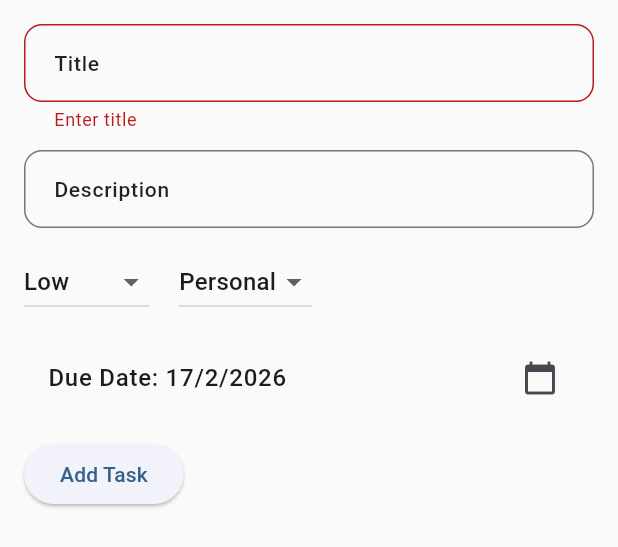
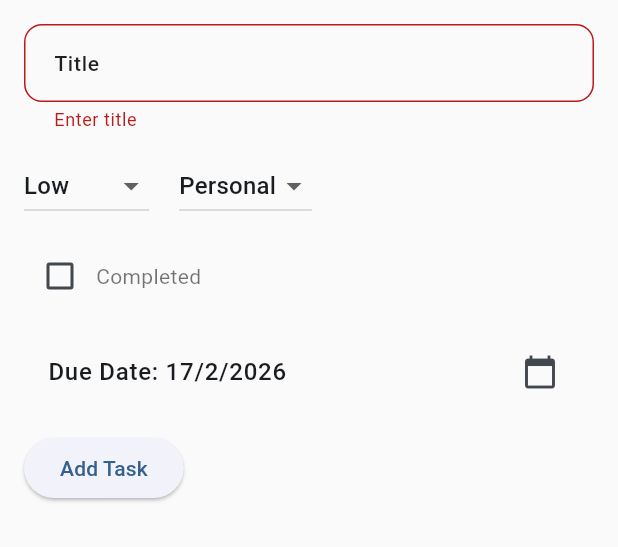
Before and after one commit to NibinBiju/lucidplus_machine_task, a Flutter app: the AddTaskBottomSheet widget shown alone on an empty page, opened directly, after a tap on "Add Task", on a phone screen of 412 x 824 dp. Shown: the top 547 px of the screen. Run offline on Flutter 3.47's test engine with Material 3 defaults, Android fonts, the phone set to English and light mode, and no system bars; our stand-ins replace bloc, cloud_firestore, connectivity_plus, dartz, dio, firebase_auth and 4 more; accounts and stored records are empty; network calls fail.

Commit message:
Refactor task management feature: restructure codebase to improve organization and maintainability
- Deleted old task model, repository, source, entity, and use case files.
- Created new task model, repository, source, entity, and use case files under a new directory structure.
- Implemented task addition and updating functionality in the new structure.
- Updated task page UI to support task editing and improved task management flow.
- Enhanced state management for adding and updating tasks using Bloc pattern.

```diff
--- a/lib/core/network/dio_client.dart
+++ b/lib/core/network/dio_client.dart
@@ -1,4 +1,5 @@
 import 'package:dio/dio.dart';
+import 'package:lucidplus_machine_task/core/network/dio_interceptors.dart';
 
 class DioClient {
   late final Dio dio;
@@ -13,19 +14,6 @@ class DioClient {
       ),
     );
 
-    dio.interceptors.add(
-      InterceptorsWrapper(
-        onRequest: (options, handler) {
-          // You can log here
-          return handler.next(options);
-        },
-        onResponse: (response, handler) {
-          return handler.next(response);
-        },
-        onError: (DioException e, handler) {
-          return handler.next(e);
-        },
-      ),
-    );
+    dio.interceptors.add(AppInterceptors());
   }
 }
--- a/lib/features/task/data/model/task_model.dart
+++ b/lib/features/tasks/data/model/task_model.dart
@@ -1,4 +1,4 @@
-import 'package:lucidplus_machine_task/features/task/domain/entity/task_entity.dart';
+import 'package:lucidplus_machine_task/features/tasks/domain/entity/task_entity.dart';
 
 class TaskModel extends TaskEntity {
   TaskModel({
@@ -8,6 +8,7 @@ class TaskModel extends TaskEntity {
     required super.dueDate,
     required super.isCompleted,
     required super.createdDate,
+    super.id,
   });
 
   factory TaskModel.fromJson(Map<String, dynamic> json) {
@@ -19,6 +20,7 @@ class TaskModel extends TaskEntity {
       dueDate: DateTime.tryParse(json['due_date'] ?? '') ?? DateTime.now(),
       createdDate:
           DateTime.tryParse(json['created_at'] ?? '') ?? DateTime.now(),
+      id: json['id'] ?? 0,
     );
   }
 
@@ -30,6 +32,7 @@ class TaskModel extends TaskEntity {
       'priority': priority,
       'category': category,
       'created_at': createdDate.toIso8601String(),
+      'id': id,
     };
   }
 }
--- a/lib/features/task/domain/entity/task_entity.dart
+++ b/lib/features/tasks/domain/entity/task_entity.dart
@@ -1,4 +1,5 @@
 class TaskEntity {
+  final int? id;
   final String title;
   final bool isCompleted;
   final DateTime dueDate;
@@ -13,5 +14,6 @@ class TaskEntity {
     required this.priority,
     required this.category,
     DateTime? createdDate,
+    this.id,
   }) : createdDate = createdDate ?? DateTime.now();
 }
--- a/lib/features/task/domain/repository/task_repository.dart
+++ b/lib/features/tasks/domain/repository/task_repository.dart
@@ -1,5 +1,5 @@
 import 'package:dartz/dartz.dart';
-import 'package:lucidplus_machine_task/features/task/domain/entity/task_entity.dart';
+import 'package:lucidplus_machine_task/features/tasks/domain/entity/task_entity.dart';
 
 abstract class TaskRepository {
   Future<List<TaskEntity>> fetchTasks({
@@ -9,4 +9,6 @@ abstract class TaskRepository {
   });
 
   Future<Either> addTask(String userId, TaskEntity task);
+
+  Future<Either> updateTask(String userId, int taskId, Map<String, dynamic> data);
 }
--- a/lib/features/task/domain/usecase/add_task_usecase.dart
+++ b/lib/features/tasks/domain/usecase/add_task_usecase.dart
@@ -1,6 +1,6 @@
 import 'package:dartz/dartz.dart';
-import 'package:lucidplus_machine_task/features/task/domain/entity/task_entity.dart';
-import 'package:lucidplus_machine_task/features/task/domain/repository/task_repository.dart';
+import 'package:lucidplus_machine_task/features/tasks/domain/entity/task_entity.dart';
+import 'package:lucidplus_machine_task/features/tasks/domain/repository/task_repository.dart';
 
 class AddTaskUsecase {
   final TaskRepository repository;
--- a/lib/features/task/presentation/cubit/add_task_cubit.dart
+++ b/lib/features/tasks/presentation/cubit/add_task_cubit.dart
@@ -1,6 +1,6 @@
 import 'package:flutter_bloc/flutter_bloc.dart';
-import 'package:lucidplus_machine_task/features/task/domain/entity/task_entity.dart';
-import 'package:lucidplus_machine_task/features/task/presentation/cubit/add_task_state.dart';
+import 'package:lucidplus_machine_task/features/tasks/domain/entity/task_entity.dart';
+import 'package:lucidplus_machine_task/features/tasks/presentation/cubit/add_task_state.dart';
 import '../../domain/repository/task_repository.dart';
 
 class AddTaskCubit extends Cubit<AddTaskState> {
--- a/lib/features/task/presentation/cubit/task_cubit.dart
+++ b/lib/features/tasks/presentation/cubit/task_cubit.dart
@@ -1,5 +1,5 @@
 import 'package:flutter_bloc/flutter_bloc.dart';
-import 'package:lucidplus_machine_task/features/task/domain/entity/task_entity.dart';
+import 'package:lucidplus_machine_task/features/tasks/domain/entity/task_entity.dart';
 import '../../domain/repository/task_repository.dart';
 
 part 'task_state.dart';
--- /dev/null
+++ b/lib/features/tasks/presentation/cubit/update_task_cubit.dart
@@ -0,0 +1,28 @@
+import 'package:flutter_bloc/flutter_bloc.dart';
+import '../../domain/entity/task_entity.dart';
+import '../../domain/repository/task_repository.dart';
+
+part 'update_task_state.dart';
+
+class UpdateTaskCubit extends Cubit<UpdateTaskState> {
+  final TaskRepository repository;
+  final String userId;
+
+  UpdateTaskCubit({required this.repository, required this.userId})
+    : super(UpdateTaskInitial());
+
+  Future<void> updateTask(TaskEntity task) async {
+    try {
+      emit(UpdateTaskLoading());
+
+      await repository.updateTask(userId, task.id ?? 0, {
+        'is_completed': task.isCompleted,
+        'priority': task.priority,
+      });
+
+      emit(UpdateTaskSuccess());
+    } catch (e) {
+      emit(UpdateTaskError(message: e.toString()));
+    }
+  }
+}
--- /dev/null
+++ b/lib/features/tasks/presentation/cubit/update_task_state.dart
@@ -0,0 +1,14 @@
+part of 'update_task_cubit.dart';
+
+abstract class UpdateTaskState {}
+
+class UpdateTaskInitial extends UpdateTaskState {}
+
+class UpdateTaskLoading extends UpdateTaskState {}
+
+class UpdateTaskSuccess extends UpdateTaskState {}
+
+class UpdateTaskError extends UpdateTaskState {
+  final String message;
+  UpdateTaskError({required this.message});
+}
--- a/lib/features/task/presentation/pages/task_page.dart
+++ b/lib/features/tasks/presentation/pages/task_page.dart
@@ -3,12 +3,13 @@ import 'package:flutter/material.dart';
 import 'package:flutter_bloc/flutter_bloc.dart';
 import 'package:lucidplus_machine_task/core/network/dio_client.dart';
 import 'package:lucidplus_machine_task/core/widgets/app_snackbar.dart';
-import 'package:lucidplus_machine_task/features/task/data/repository_impl/task_repo_impl.dart';
-import 'package:lucidplus_machine_task/features/task/data/source/task_source.dart';
-import 'package:lucidplus_machine_task/features/task/domain/entity/task_entity.dart';
-import 'package:lucidplus_machine_task/features/task/presentation/cubit/add_task_cubit.dart';
-import 'package:lucidplus_machine_task/features/task/presentation/cubit/add_task_state.dart';
-import 'package:lucidplus_machine_task/features/task/presentation/cubit/task_cubit.dart';
+import 'package:lucidplus_machine_task/features/tasks/data/repository_impl/task_repo_impl.dart';
+import 'package:lucidplus_machine_task/features/tasks/data/source/task_source.dart';
+import 'package:lucidplus_machine_task/features/tasks/domain/entity/task_entity.dart';
+import 'package:lucidplus_machine_task/features/tasks/presentation/cubit/add_task_cubit.dart';
+import 'package:lucidplus_machine_task/features/tasks/presentation/cubit/add_task_state.dart';
+import 'package:lucidplus_machine_task/features/tasks/presentation/cubit/task_cubit.dart';
+import 'package:lucidplus_machine_task/features/tasks/presentation/cubit/update_task_cubit.dart';
 
 class TaskPage extends StatelessWidget {
   final String userId;
@@ -45,12 +46,21 @@ class _TaskViewState extends State<TaskView> {
     }
   }
 
-  void _showAddTaskBottomSheet(BuildContext context) {
-    showModalBottomSheet(
+  Future<void> _showAddTaskBottomSheet(
+    BuildContext context,
+    TaskEntity? task,
+  ) async {
+    final result = await showModalBottomSheet<bool>(
       context: context,
       isScrollControlled: true,
-      builder: (_) => const AddTaskBottomSheet(),
+      builder: (_) => AddTaskBottomSheet(task: task),
     );
+
+    if (result == true) {
+      try {
+        context.read<TaskCubit>().fetchTasks(refresh: true);
+      } catch (_) {}
+    }
   }
 
   @override
@@ -73,7 +83,7 @@ class _TaskViewState extends State<TaskView> {
       floatingActionButton: Padding(
         padding: const EdgeInsets.only(bottom: 120),
         child: FloatingActionButton(
-          onPressed: () => _showAddTaskBottomSheet(context),
+          onPressed: () => _showAddTaskBottomSheet(context, null),
           backgroundColor: primary,
           child: const Icon(Icons.add),
         ),
@@ -131,6 +141,10 @@ class _TaskViewState extends State<TaskView> {
                     subtitle: Text(
                       "${task.category} • ${task.priority} • Due: ${task.dueDate.toLocal().toShortDateString()}",
                     ),
+                    trailing: IconButton(
+                      onPressed: () => _showAddTaskBottomSheet(context, task),
+                      icon: Icon(Icons.edit),
+                    ),
                   ),
                 );
               },
@@ -143,7 +157,8 @@ class _TaskViewState extends State<TaskView> {
 }
 
 class AddTaskBottomSheet extends StatefulWidget {
-  const AddTaskBottomSheet({super.key});
+  final TaskEntity? task;
+  const AddTaskBottomSheet({super.key, this.task});
 
   @override
   State<AddTaskBottomSheet> createState() => _AddTaskBottomSheetState();
@@ -151,36 +166,49 @@ class AddTaskBottomSheet extends StatefulWidget {
 
 class _AddTaskBottomSheetState extends State<AddTaskBottomSheet> {
   final _formKey = GlobalKey<FormState>();
-  final _titleController = TextEditingController();
-  final _descController = TextEditingController();
-  String _priority = 'Low';
-  String _category = 'Personal';
-  DateTime _dueDate = DateTime.now();
+  late TextEditingController _titleController;
+  late String _priority;
+  late String _category;
+  late DateTime _dueDate;
+  late bool _isCompleted;
+
+  @override
+  void initState() {
+    super.initState();
+
+    // Initialize fields for Add or Update
+    _titleController = TextEditingController(text: widget.task?.title ?? '');
+
+    _priority = widget.task?.priority ?? 'Low';
+    _category = widget.task?.category ?? 'Personal';
+    _dueDate = widget.task?.dueDate ?? DateTime.now();
+    _isCompleted = widget.task?.isCompleted ?? false;
+  }
 
   @override
   Widget build(BuildContext context) {
     final user = FirebaseAuth.instance.currentUser;
-    return BlocProvider(
+
+    return MultiBlocProvider(
+      providers: [
+        BlocProvider(
           create: (context) => AddTaskCubit(
             repository: TaskRepositoryImpl(TaskRemoteSourceImpl(DioClient())),
             userId: user!.uid,
           ),
+        ),
+        BlocProvider(
+          create: (context) => UpdateTaskCubit(
+            repository: TaskRepositoryImpl(TaskRemoteSourceImpl(DioClient())),
+            userId: user!.uid,
+          ),
+        ),
+      ],
       child: BlocConsumer<AddTaskCubit, AddTaskState>(
         listener: (context, state) {
           if (state is AddTaskSuccess) {
-            try {
-              context.read<TaskCubit>().fetchTasks(refresh: true);
-            } catch (_) {
-              final parentContext = Navigator.of(context).overlay?.context;
-              if (parentContext != null) {
-                try {
-                  parentContext.read<TaskCubit>().fetchTasks(refresh: true);
-                } catch (_) {}
-              }
-            }
-
-            Navigator.pop(context);
-
+            // Return true to the parent so it can refresh tasks from its context
+            Navigator.pop(context, true);
             AppSnackBar.showSuccess(context, "Task added successfully");
           } else if (state is AddTaskFailed) {
             AppSnackBar.showSuccess(context, state.errorMessage);
@@ -204,12 +232,7 @@ class _AddTaskBottomSheetState extends State<AddTaskBottomSheet> {
                       validator: (val) =>
                           val == null || val.isEmpty ? 'Enter title' : null,
                     ),
-                    TextFormField(
-                      controller: _descController,
-                      decoration: const InputDecoration(
-                        labelText: 'Description',
-                      ),
-                    ),
+
                     Row(
                       children: [
                         DropdownButton<String>(
@@ -220,9 +243,7 @@ class _AddTaskBottomSheetState extends State<AddTaskBottomSheet> {
                                     DropdownMenuItem(value: e, child: Text(e)),
                               )
                               .toList(),
-                          onChanged: (val) {
-                            if (val != null) setState(() => _priority = val);
-                          },
+                          onChanged: (val) => setState(() => _priority = val!),
                         ),
                         const SizedBox(width: 20),
                         DropdownButton<String>(
@@ -233,10 +254,18 @@ class _AddTaskBottomSheetState extends State<AddTaskBottomSheet> {
                                     DropdownMenuItem(value: e, child: Text(e)),
                               )
                               .toList(),
-                          onChanged: (val) {
-                            if (val != null) setState(() => _category = val);
-                          },
+                          onChanged: (val) => setState(() => _category = val!),
                         ),
+                      ],
+                    ),
+                    Row(
+                      children: [
+                        Checkbox(
+                          value: _isCompleted,
+                          onChanged: (val) =>
+                              setState(() => _isCompleted = val!),
+                        ),
+                        const Text("Completed"),
                       ],
                     ),
                     ListTile(
@@ -259,21 +288,43 @@ class _AddTaskBottomSheetState extends State<AddTaskBottomSheet> {
                           ? null
                           : () {
                               if (_formKey.currentState!.validate()) {
-                                context.read<AddTaskCubit>().addTask(
-                                  TaskEntity(
+                                final taskEntity = TaskEntity(
+                                  id: widget.task?.id ?? 0,
                                   title: _titleController.text,
-
-                                    isCompleted: false,
-                                    dueDate: _dueDate,
                                   priority: _priority,
                                   category: _category,
-                                  ),
+                                  isCompleted: _isCompleted,
+                                  dueDate: _dueDate,
+                                  createdDate:
+                                      widget.task?.createdDate ??
+                                      DateTime.now(),
                                 );
+
+                                if (widget.task != null) {
+                                  // Update
+                                  context
+                                      .read<UpdateTaskCubit>()
+                                      .updateTask(taskEntity)
+                                      .then((_) {
+                                        Navigator.pop(context, true);
+                                        AppSnackBar.showSuccess(
+                                          context,
+                                          "Task updated successfully",
+                                        );
+                                      });
+                                } else {
+                                  // Add
+                                  context.read<AddTaskCubit>().addTask(
+                                    taskEntity,
+                                  );
+                                }
                               }
                             },
                       child: state is TaskLoading
                           ? const CircularProgressIndicator(color: Colors.white)
-                          : const Text('Add Task'),
+                          : Text(
+                              widget.task != null ? 'Update Task' : 'Add Task',
+                            ),
                     ),
                   ],
                 ),
```
Also changed, not shown: lib/core/widgets/bottom_navi.dart (+5 -5 lines), lib/features/tasks/data/repository_impl/task_repo_impl.dart (renamed from lib/features/task/data/repository_impl/task_repo_impl.dart, +13 -4 lines), lib/features/tasks/data/source/task_source.dart (renamed from lib/features/task/data/source/task_source.dart, +32 -2 lines), lib/features/tasks/presentation/cubit/add_task_state.dart (renamed from lib/features/task/presentation/cubit/add_task_state.dart), lib/features/tasks/presentation/cubit/task_state.dart (renamed from lib/features/task/presentation/cubit/task_state.dart). Lines whose indentation alone changed are shown as unchanged.
